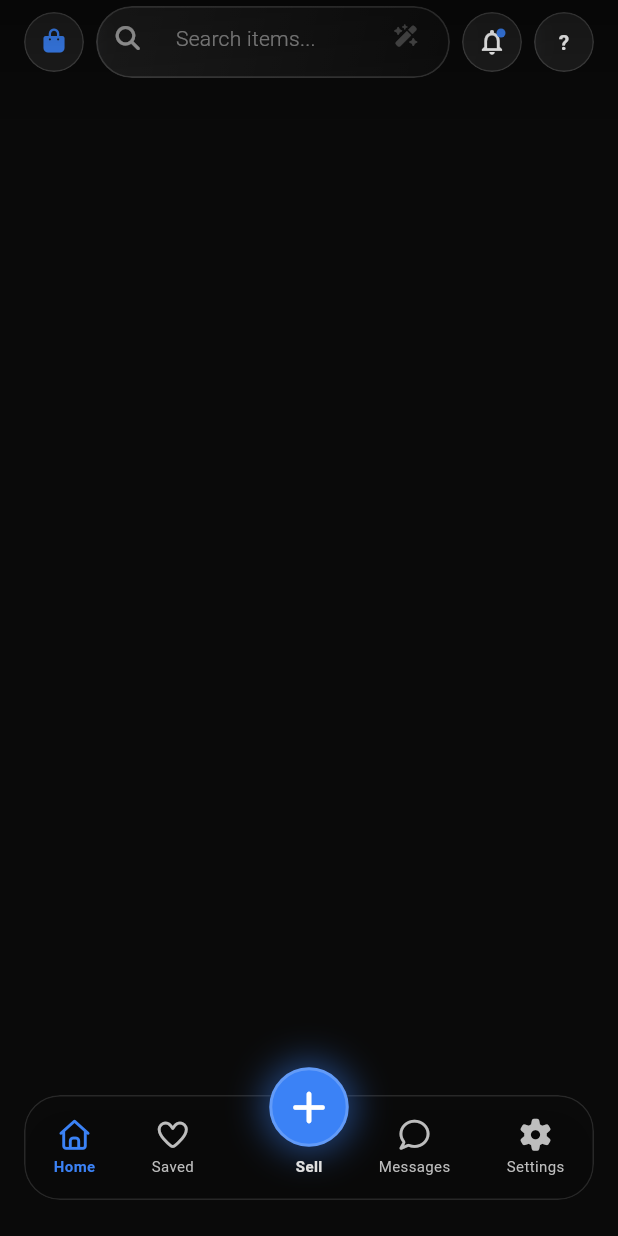
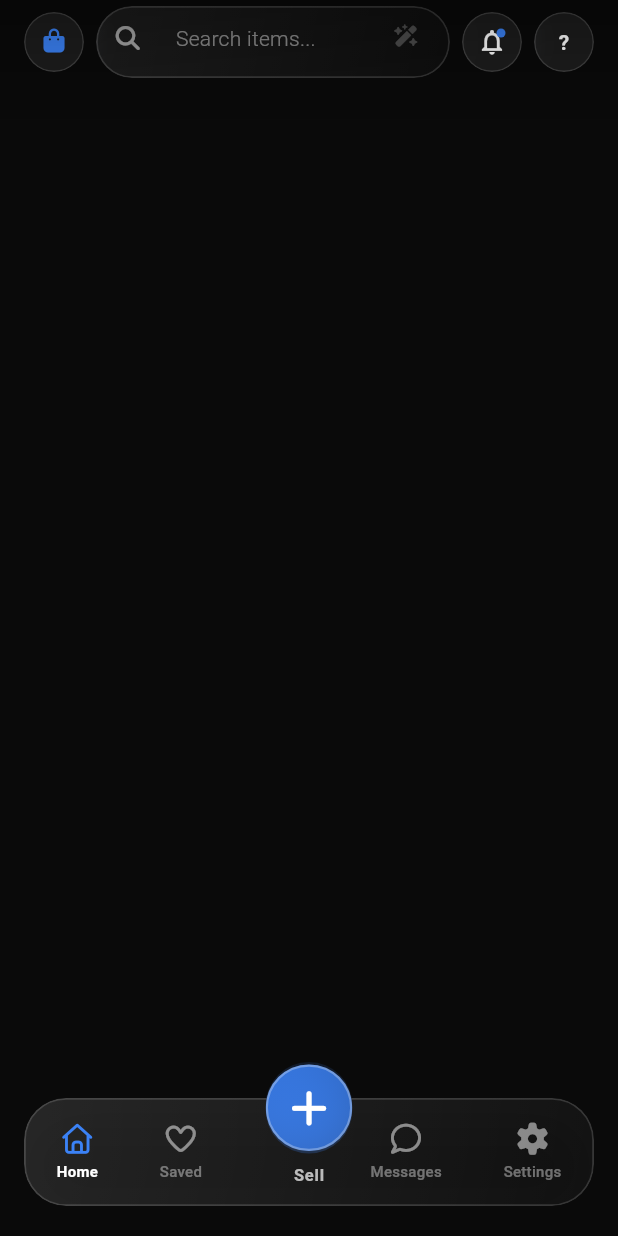
Before and after one commit to Adams-404/Campus-Deal-NG, a Flutter app: the screen it shows once a user with an empty profile is signed in, on a phone screen of 412 x 824 dp. Run offline on Flutter 3.47's test engine with Material 3 defaults, Android fonts, the phone set to English and light mode, and no system bars; our stand-ins replace cached_network_image, flutter_riverpod, font_awesome_flutter, freezed_annotation, image_picker, shimmer and 1 more; accounts and stored records are empty; generated files the repository leaves out were written again.

Commit message:
feat: revamp bottom navigation bar and item detail footer with enhanced glassmorphism effects

```diff
--- a/mobile/lib/src/features/navigation/presentation/widgets/bottom_nav_bar.dart
+++ b/mobile/lib/src/features/navigation/presentation/widgets/bottom_nav_bar.dart
@@ -19,29 +19,37 @@ class BottomNavBar extends StatelessWidget {
     final accentColor = Theme.of(context).colorScheme.secondary;
 
     return Padding(
-      padding: const EdgeInsets.fromLTRB(16, 0, 16, 24),
+      padding: const EdgeInsets.fromLTRB(16, 0, 16, 20),
       child: Stack(
         clipBehavior: Clip.none,
         alignment: Alignment.bottomCenter,
         children: [
-          // Glass Bar
+          // Glass Bar Dock
           ClipRRect(
-            borderRadius: BorderRadius.circular(24),
+            borderRadius: BorderRadius.circular(28),
             child: BackdropFilter(
-              filter: ImageFilter.blur(sigmaX: 12, sigmaY: 12),
+              filter: ImageFilter.blur(sigmaX: 18, sigmaY: 18),
               child: Container(
-                height: 70,
+                height: 72,
                 decoration: BoxDecoration(
-                  color: const Color(0xFF0A0A0A).withOpacity(0.55), // More transparent glass
-                  borderRadius: BorderRadius.circular(24),
+                  gradient: LinearGradient(
+                    begin: Alignment.topLeft,
+                    end: Alignment.bottomRight,
+                    colors: [
+                      Colors.white.withOpacity(0.12),
+                      Colors.white.withOpacity(0.04),
+                    ],
+                  ),
+                  borderRadius: BorderRadius.circular(28),
                   border: Border.all(
-                    color: Colors.white.withOpacity(0.12),
-                    width: 1,
+                    color: Colors.white.withOpacity(0.15),
+                    width: 1.2,
                   ),
                   boxShadow: [
                     BoxShadow(
-                      color: Colors.black.withOpacity(0.3),
-                      blurRadius: 20,
+                      color: Colors.black.withOpacity(0.4),
+                      blurRadius: 25,
+                      spreadRadius: -5,
                       offset: const Offset(0, 10),
                     ),
                   ],
@@ -51,7 +59,7 @@ class BottomNavBar extends StatelessWidget {
                   children: [
                     _buildNavItem(context, 0, FontAwesomeIcons.house, 'Home'),
                     _buildNavItem(context, 1, FontAwesomeIcons.heart, 'Saved'),
-                    const SizedBox(width: 48), // Space for Sell button
+                    const SizedBox(width: 54), // Space for Sell button
                     _buildNavItem(context, 3, FontAwesomeIcons.comment, 'Messages'),
                     _buildNavItem(context, 4, FontAwesomeIcons.gear, 'Settings'),
                   ],
@@ -60,9 +68,9 @@ class BottomNavBar extends StatelessWidget {
             ),
           ),
 
-          // Floating Sell Button (Unclipped)
+          // Floating Sell Button (Liquid Glass Blue)
           Positioned(
-            top: -20,
+            top: -24,
             child: _buildSellButton(accentColor),
           ),
         ],
@@ -76,24 +84,29 @@ class BottomNavBar extends StatelessWidget {
     return GestureDetector(
       onTap: () => onTap(index),
       behavior: HitTestBehavior.opaque,
+      child: AnimatedContainer(
+        duration: const Duration(milliseconds: 300),
+        padding: const EdgeInsets.symmetric(horizontal: 12, vertical: 8),
         child: Column(
           mainAxisSize: MainAxisSize.min,
           children: [
             FaIcon(
               icon,
               size: 20,
-            color: isSelected ? accentColor : Colors.grey[400],
+              color: isSelected ? const Color(0xFF3B82F6) : Colors.white.withOpacity(0.5),
             ),
-          const SizedBox(height: 4),
+            const SizedBox(height: 5),
             Text(
               label,
               style: TextStyle(
                 fontSize: 10,
-              color: isSelected ? accentColor : Colors.grey[400],
-              fontWeight: isSelected ? FontWeight.bold : FontWeight.normal,
+                color: isSelected ? Colors.white : Colors.white.withOpacity(0.4),
+                fontWeight: isSelected ? FontWeight.w700 : FontWeight.w500,
+                letterSpacing: 0.2,
               ),
             ),
           ],
+        ),
       ),
     );
   }
@@ -104,33 +117,51 @@ class BottomNavBar extends StatelessWidget {
       child: Column(
         mainAxisSize: MainAxisSize.min,
         children: [
-          Container(
-            padding: const EdgeInsets.all(14),
+          ClipRRect(
+            borderRadius: BorderRadius.circular(30),
+            child: BackdropFilter(
+              filter: ImageFilter.blur(sigmaX: 12, sigmaY: 12),
+              child: Container(
+                padding: const EdgeInsets.all(16),
                 decoration: BoxDecoration(
-              color: const Color(0xFF3B82F6), // Web Primary Blue
+                  gradient: LinearGradient(
+                    begin: Alignment.topLeft,
+                    end: Alignment.bottomRight,
+                    colors: [
+                      const Color(0xFF3B82F6).withOpacity(0.9),
+                      const Color(0xFF3B82F6).withOpacity(0.7),
+                    ],
+                  ),
                   shape: BoxShape.circle,
-              border: Border.all(color: Colors.white.withOpacity(0.2), width: 2),
+                  border: Border.all(
+                    color: Colors.white.withOpacity(0.3),
+                    width: 1.5,
+                  ),
                   boxShadow: [
                     BoxShadow(
-                  color: const Color(0xFF3B82F6).withOpacity(0.5),
+                      color: const Color(0xFF3B82F6).withOpacity(0.4),
                       blurRadius: 20,
-                  spreadRadius: 4,
+                      spreadRadius: 2,
+                      offset: const Offset(0, 4),
                     ),
                   ],
                 ),
                 child: const FaIcon(
                   FontAwesomeIcons.plus,
                   color: Colors.white,
-              size: 24,
+                  size: 26,
                 ),
               ),
-          const SizedBox(height: 4),
-          Text(
+            ),
+          ),
+          const SizedBox(height: 6),
+          const Text(
             'Sell',
             style: TextStyle(
-              fontSize: 10,
-              color: Colors.grey[300],
+              fontSize: 11,
+              color: Colors.white70,
               fontWeight: FontWeight.w600,
+              letterSpacing: 0.5,
             ),
           ),
         ],
```
Also changed, not shown: mobile/lib/src/features/marketplace/presentation/pages/item_detail_screen.dart (+108 -27 lines). Lines whose indentation alone changed are shown as unchanged.
